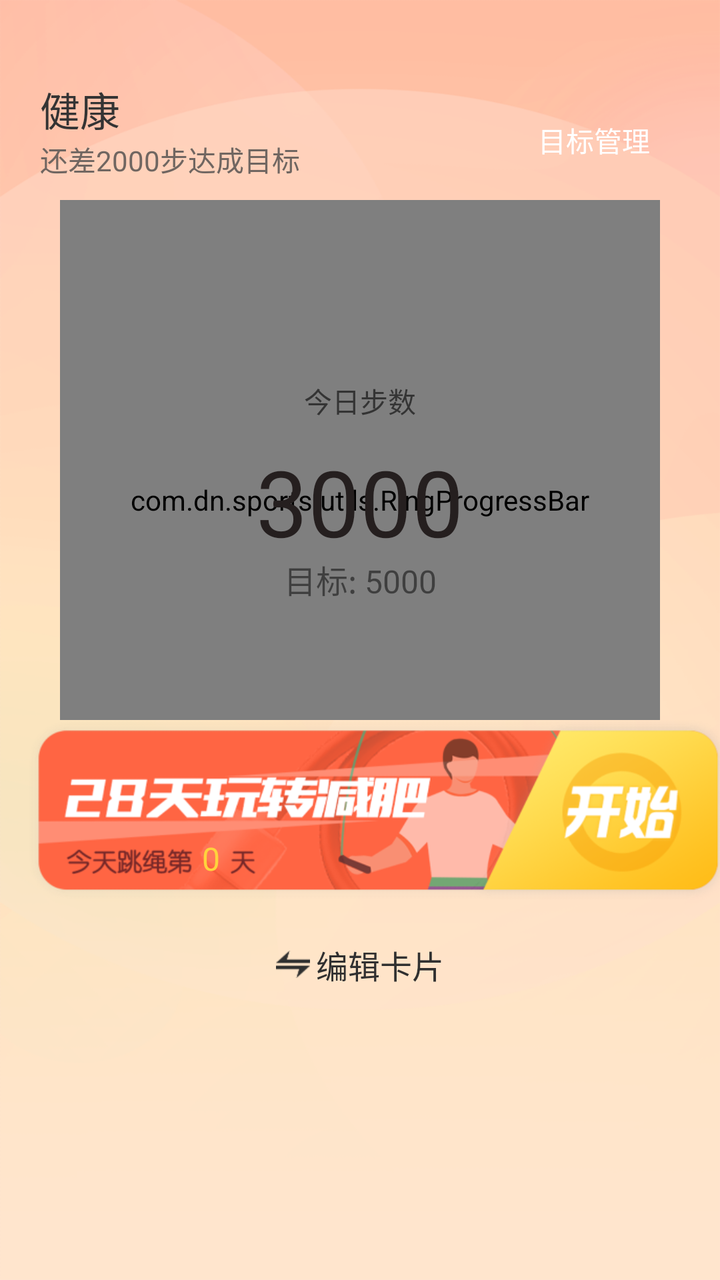
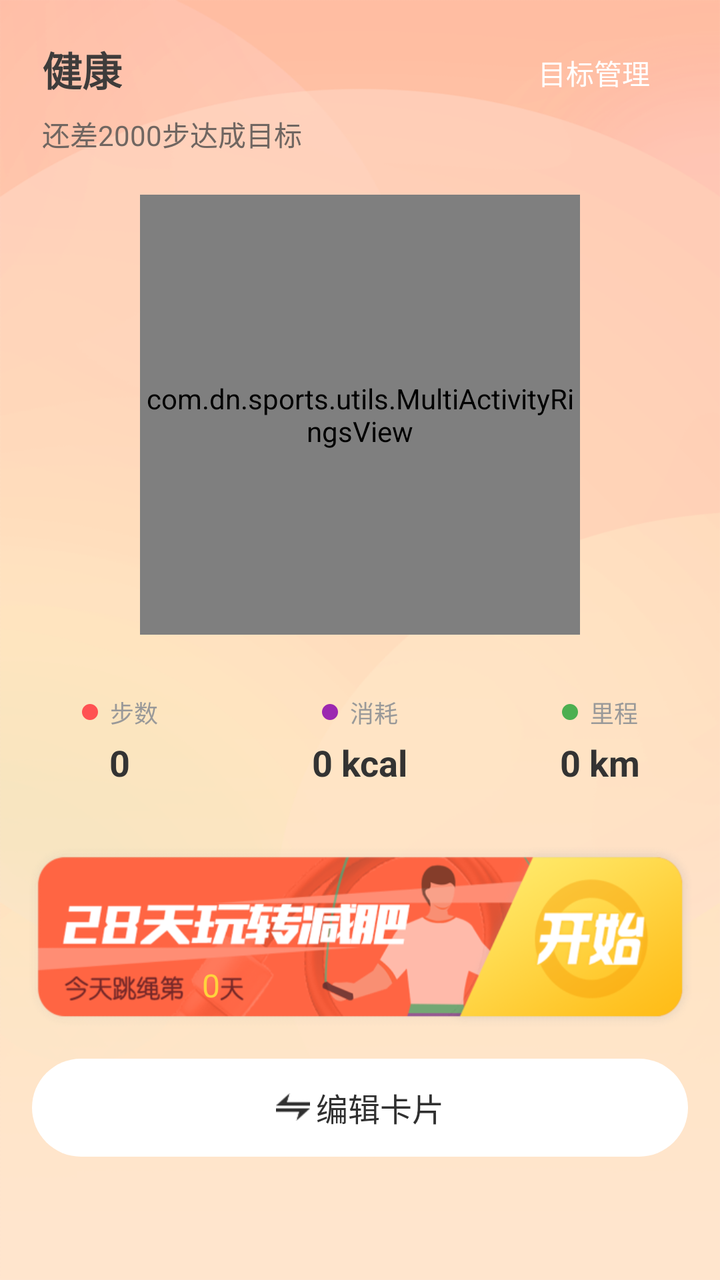

An Android layout rendered at two revisions. The XML below is the earlier revision; the diff shows what the commit changed to produce the second picture.
<!-- AndroidManifest.xml: application theme AppTheme -->
<!-- res/layout/fragment_health_home.xml -->
<?xml version="1.0" encoding="utf-8"?>
<LinearLayout xmlns:android="http://schemas.android.com/apk/res/android"
    xmlns:app="http://schemas.android.com/apk/res-auto"
    xmlns:tools="http://schemas.android.com/tools"
    android:layout_width="match_parent"
    android:layout_height="match_parent"
    android:background="@mipmap/bg_health_fg"
    android:orientation="vertical">


    <RelativeLayout

        android:layout_width="match_parent"
        android:layout_height="60dp"
        android:layout_marginLeft="20dp"
        android:layout_marginTop="40dp"
        android:layout_marginRight="20dp">

        <TextView
            android:id="@+id/tvHead"
            android:layout_width="wrap_content"
            android:layout_height="wrap_content"
            android:text="健康"
            android:textColor="#343434"
            android:textSize="20dp" />

        <TextView
            android:id="@+id/tvStep"
            android:layout_width="wrap_content"
            android:layout_height="wrap_content"
            android:layout_below="@+id/tvHead"
            android:text="还差2000步达成目标"
            android:textColor="#706661"
            android:textSize="14dp" />

        <TextView
            android:id="@+id/btMange"
            android:layout_width="wrap_content"
            android:layout_height="wrap_content"
            android:layout_alignParentRight="true"
            android:layout_centerVertical="true"
            android:gravity="center"
            android:paddingLeft="15dp"
            android:paddingTop="6dp"
            android:paddingRight="15dp"
            android:paddingBottom="6dp"
            android:text="目标管理"
            android:textColor="@color/white"
            android:textSize="14dp"
            app:bl_corners_radius="10dp"
            app:bl_solid_color="#FF7049"
            tools:background="#FF7049" />

    </RelativeLayout>


    <ScrollView
        android:layout_width="match_parent"
        android:layout_height="0dp"
        android:layout_weight="1">

        <LinearLayout
            android:id="@+id/llContent"
            android:layout_width="match_parent"
            android:layout_height="match_parent"
            android:orientation="vertical">


            <FrameLayout
                android:id="@+id/layFrame"
                android:layout_width="match_parent"
                android:layout_height="260dp">

                <com.dn.sports.utils.RingProgressBar
                    android:id="@+id/ringProgressBar"
                    android:layout_width="300dp"
                    android:layout_height="300dp"
                    android:layout_gravity="center_horizontal" />


                <TextView
                    android:layout_width="match_parent"
                    android:layout_height="wrap_content"
                    android:layout_marginTop="90dp"
                    android:gravity="center_horizontal"
                    android:text="今日步数"
                    android:textColor="#343434"
                    android:textSize="14dp" />


                <TextView
                    android:id="@+id/tvTodayNums"
                    android:layout_width="match_parent"
                    android:layout_height="wrap_content"
                    android:layout_marginTop="120dp"
                    android:gravity="center_horizontal"
                    android:text="3000"
                    android:textColor="#251F1F"
                    android:textSize="46dp" />

                <TextView
                    android:id="@+id/tvTarget"
                    android:layout_width="match_parent"
                    android:layout_height="wrap_content"
                    android:layout_marginTop="178dp"
                    android:alpha="0.5"
                    android:gravity="center_horizontal"
                    android:text="目标: 5000"
                    android:textColor="@color/black"
                    android:textSize="16dp" />


            </FrameLayout>


            <FrameLayout
                android:id="@+id/bgJumpGuild"
                android:layout_width="350dp"
                android:layout_height="90dp"
                android:layout_marginLeft="14dp"
                android:background="@mipmap/jump_entry">

                <TextView
                    android:id="@+id/tvjump"
                    android:layout_width="wrap_content"
                    android:layout_height="wrap_content"
                    android:layout_gravity="bottom"
                    android:layout_marginLeft="87dp"
                    android:layout_marginBottom="10dp"
                    android:text="0"
                    android:textColor="#FED33D"
                    android:textSize="16dp" />

            </FrameLayout>


            <LinearLayout
                android:id="@+id/layChangeOrder"
                android:layout_width="match_parent"
                android:layout_height="49dp"
                android:layout_marginLeft="16dp"
                android:layout_marginTop="8dp"
                android:layout_marginRight="16dp"
                android:layout_marginBottom="20dp"
                android:drawableLeft="@mipmap/bg_change_order"
                android:gravity="center"
                android:orientation="vertical"
                app:bl_corners_radius="26dp"
                app:bl_solid_color="@color/white">


                <TextView
                    android:id="@+id/btChangeOrder"
                    android:layout_width="wrap_content"
                    android:layout_height="wrap_content"
                    android:layout_gravity="center"
                    android:drawableLeft="@mipmap/bg_change_order"
                    android:drawablePadding="3dp"
                    android:text="编辑卡片"
                    android:textColor="#303030"
                    android:textSize="16dp" />
            </LinearLayout>
        </LinearLayout>

    </ScrollView>


</LinearLayout>
<!-- resources referenced by this layout -->
<resources>
  <color name="black">#000000</color>
  <color name="white">#FFFFFF</color>
  <!-- mipmap bg_change_order: png bitmap (mipmap-xhdpi, 632 bytes) -->
  <!-- mipmap bg_health_fg: webp bitmap (mipmap-xhdpi, 81634 bytes) -->
  <!-- mipmap jump_entry: webp bitmap (mipmap-xxhdpi, 55658 bytes) -->
  <style name="AppTheme" parent="Theme.AppCompat.Light.NoActionBar">
          
          <item name="colorPrimary">@color/colorPrimary</item>
          <item name="colorPrimaryDark">@color/colorPrimaryDark</item>
          <item name="colorAccent">@color/colorAccent</item>
      </style>
  <color name="colorPrimary">#008577</color>
  <color name="colorPrimaryDark">#00574B</color>
  <color name="colorAccent">#D81B60</color>
</resources>

<!-- the commit's change to res/layout/fragment_health_home.xml (unified diff, before → after) -->
@@ -2,6 +2,7 @@
 <LinearLayout xmlns:android="http://schemas.android.com/apk/res/android"
     xmlns:app="http://schemas.android.com/apk/res-auto"
     xmlns:tools="http://schemas.android.com/tools"
+    android:id="@+id/health_root_container"
     android:layout_width="match_parent"
     android:layout_height="match_parent"
     android:background="@mipmap/bg_health_fg"
@@ -9,29 +10,19 @@
 
 
     <RelativeLayout
-
         android:layout_width="match_parent"
-        android:layout_height="60dp"
-        android:layout_marginLeft="20dp"
-        android:layout_marginTop="40dp"
-        android:layout_marginRight="20dp">
+        android:layout_height="wrap_content"
+        android:layout_marginTop="20dp"
+        android:paddingLeft="21dp"
+        android:paddingRight="20dp">
 
         <TextView
-            android:id="@+id/tvHead"
             android:layout_width="wrap_content"
             android:layout_height="wrap_content"
             android:text="健康"
-            android:textColor="#343434"
-            android:textSize="20dp" />
-
-        <TextView
-            android:id="@+id/tvStep"
-            android:layout_width="wrap_content"
-            android:layout_height="wrap_content"
-            android:layout_below="@+id/tvHead"
-            android:text="还差2000步达成目标"
-            android:textColor="#706661"
-            android:textSize="14dp" />
+            android:textColor="#3E3C3B"
+            android:textSize="20sp"
+            android:textStyle="bold" />
 
         <TextView
             android:id="@+id/btMange"
@@ -53,6 +44,16 @@
 
     </RelativeLayout>
 
+    <TextView
+        android:id="@+id/tvStep"
+        android:layout_width="wrap_content"
+        android:layout_height="wrap_content"
+        android:layout_marginLeft="21dp"
+        android:layout_marginTop="4dp"
+        android:text="还差2000步达成目标"
+        android:textColor="#706661"
+        android:textSize="14dp" />
+
 
     <ScrollView
         android:layout_width="match_parent"
@@ -66,58 +67,146 @@
             android:orientation="vertical">
 
 
-            <FrameLayout
+            <LinearLayout
                 android:id="@+id/layFrame"
                 android:layout_width="match_parent"
-                android:layout_height="260dp">
-
-                <com.dn.sports.utils.RingProgressBar
-                    android:id="@+id/ringProgressBar"
-                    android:layout_width="300dp"
-                    android:layout_height="300dp"
-                    android:layout_gravity="center_horizontal" />
-
-
-                <TextView
+                android:layout_height="wrap_content"
+                android:gravity="center_horizontal"
+                android:orientation="vertical">
+
+                
+                <com.dn.sports.utils.MultiActivityRingsView
+                    android:id="@+id/multiRingsView"
+                    android:layout_width="220dp"
+                    android:layout_height="220dp"
+                    android:layout_marginTop="20dp" />
+
+                
+                <LinearLayout
                     android:layout_width="match_parent"
                     android:layout_height="wrap_content"
-                    android:layout_marginTop="90dp"
-                    android:gravity="center_horizontal"
-                    android:text="今日步数"
-                    android:textColor="#343434"
-                    android:textSize="14dp" />
-
-
-                <TextView
-                    android:id="@+id/tvTodayNums"
-                    android:layout_width="match_parent"
-                    android:layout_height="wrap_content"
-                    android:layout_marginTop="120dp"
-                    android:gravity="center_horizontal"
-                    android:text="3000"
-                    android:textColor="#251F1F"
-                    android:textSize="46dp" />
-
-                <TextView
-                    android:id="@+id/tvTarget"
-                    android:layout_width="match_parent"
-                    android:layout_height="wrap_content"
-                    android:layout_marginTop="178dp"
-                    android:alpha="0.5"
-                    android:gravity="center_horizontal"
-                    android:text="目标: 5000"
-                    android:textColor="@color/black"
-                    android:textSize="16dp" />
-
-
-            </FrameLayout>
+                    android:layout_marginTop="30dp"
+                    android:layout_marginBottom="20dp"
+                    android:gravity="center"
+                    android:orientation="horizontal">
+
+                    
+                    <LinearLayout
+                        android:layout_width="0dp"
+                        android:layout_height="wrap_content"
+                        android:layout_weight="1"
+                        android:gravity="center"
+                        android:orientation="vertical">
+                        <LinearLayout
+                            android:layout_width="wrap_content"
+                            android:layout_height="wrap_content"
+                            android:gravity="center_vertical"
+                            android:orientation="horizontal">
+                            <View
+                                android:layout_width="8dp"
+                                android:layout_height="8dp"
+                                android:background="@drawable/dot_red" />
+                            <TextView
+                                android:layout_width="wrap_content"
+                                android:layout_height="wrap_content"
+                                android:layout_marginLeft="6dp"
+                                android:text="步数"
+                                android:textColor="#999999"
+                                android:textSize="12sp" />
+                        </LinearLayout>
+                        <TextView
+                            android:id="@+id/tvTodayNums"
+                            android:layout_width="wrap_content"
+                            android:layout_height="wrap_content"
+                            android:layout_marginTop="4dp"
+                            android:text="0"
+                            android:textColor="#333333"
+                            android:textSize="18sp"
+                            android:textStyle="bold" />
+                    </LinearLayout>
+
+                    
+                    <LinearLayout
+                        android:layout_width="0dp"
+                        android:layout_height="wrap_content"
+                        android:layout_weight="1"
+                        android:gravity="center"
+                        android:orientation="vertical">
+                        <LinearLayout
+                            android:layout_width="wrap_content"
+                            android:layout_height="wrap_content"
+                            android:gravity="center_vertical"
+                            android:orientation="horizontal">
+                            <View
+                                android:layout_width="8dp"
+                                android:layout_height="8dp"
+                                android:background="@drawable/dot_purple" />
+                            <TextView
+                                android:layout_width="wrap_content"
+                                android:layout_height="wrap_content"
+                                android:layout_marginLeft="6dp"
+                                android:text="消耗"
+                                android:textColor="#999999"
+                                android:textSize="12sp" />
+                        </LinearLayout>
+                        <TextView
+                            android:id="@+id/tvTodayKcal"
+                            android:layout_width="wrap_content"
+                            android:layout_height="wrap_content"
+                            android:layout_marginTop="4dp"
+                            android:text="0 kcal"
+                            android:textColor="#333333"
+                            android:textSize="18sp"
+                            android:textStyle="bold" />
+                    </LinearLayout>
+
+                    
+                    <LinearLayout
+                        android:layout_width="0dp"
+                        android:layout_height="wrap_content"
+                        android:layout_weight="1"
+                        android:gravity="center"
+                        android:orientation="vertical">
+                        <LinearLayout
+                            android:layout_width="wrap_content"
+                            android:layout_height="wrap_content"
+                            android:gravity="center_vertical"
+                            android:orientation="horizontal">
+                            <View
+                                android:layout_width="8dp"
+                                android:layout_height="8dp"
+                                android:background="@drawable/dot_green" />
+                            <TextView
+                                android:layout_width="wrap_content"
+                                android:layout_height="wrap_content"
+                                android:layout_marginLeft="6dp"
+                                android:text="里程"
+                                android:textColor="#999999"
+                                android:textSize="12sp" />
+                        </LinearLayout>
+                        <TextView
+                            android:id="@+id/tvTodayDistance"
+                            android:layout_width="wrap_content"
+                            android:layout_height="wrap_content"
+                            android:layout_marginTop="4dp"
+                            android:text="0 km"
+                            android:textColor="#333333"
+                            android:textSize="18sp"
+                            android:textStyle="bold" />
+                    </LinearLayout>
+
+                </LinearLayout>
+
+            </LinearLayout>
 
 
             <FrameLayout
                 android:id="@+id/bgJumpGuild"
-                android:layout_width="350dp"
+                android:layout_width="match_parent"
                 android:layout_height="90dp"
                 android:layout_marginLeft="14dp"
+                android:layout_marginRight="14dp"
+                android:layout_marginTop="10dp"
                 android:background="@mipmap/jump_entry">
 
                 <TextView
@@ -133,21 +222,17 @@
 
             </FrameLayout>
 
-
             <LinearLayout
                 android:id="@+id/layChangeOrder"
                 android:layout_width="match_parent"
                 android:layout_height="49dp"
                 android:layout_marginLeft="16dp"
-                android:layout_marginTop="8dp"
+                android:layout_marginTop="16dp"
                 android:layout_marginRight="16dp"
-                android:layout_marginBottom="20dp"
-                android:drawableLeft="@mipmap/bg_change_order"
+                android:layout_marginBottom="30dp"
                 android:gravity="center"
-                android:orientation="vertical"
-                app:bl_corners_radius="26dp"
-                app:bl_solid_color="@color/white">
-
+                android:background="@drawable/bg_white_round_26"
+                android:orientation="vertical">
 
                 <TextView
                     android:id="@+id/btChangeOrder"
<!-- resource entries referenced after the edit -->
@@ -1,7 +1,30 @@
 <!-- resources referenced by this layout -->
 <resources>
-  <color name="black">#000000</color>
   <color name="white">#FFFFFF</color>
+  <!-- drawable bg_white_round_26 (drawable) -->
+  <?xml version="1.0" encoding="utf-8"?>
+  <shape xmlns:android="http://schemas.android.com/apk/res/android">
+      <solid android:color="@color/white" />
+      <corners android:radius="26dp" />
+  </shape>
+  <!-- drawable dot_green (drawable) -->
+  <?xml version="1.0" encoding="utf-8"?>
+  <shape xmlns:android="http://schemas.android.com/apk/res/android"
+      android:shape="oval">
+      <solid android:color="#4CAF50" />
+  </shape>
+  <!-- drawable dot_purple (drawable) -->
+  <?xml version="1.0" encoding="utf-8"?>
+  <shape xmlns:android="http://schemas.android.com/apk/res/android"
+      android:shape="oval">
+      <solid android:color="#9C27B0" />
+  </shape>
+  <!-- drawable dot_red (drawable) -->
+  <?xml version="1.0" encoding="utf-8"?>
+  <shape xmlns:android="http://schemas.android.com/apk/res/android"
+      android:shape="oval">
+      <solid android:color="#FF5252" />
+  </shape>
   <!-- mipmap bg_change_order: png bitmap (mipmap-xhdpi, 632 bytes) -->
   <!-- mipmap bg_health_fg: webp bitmap (mipmap-xhdpi, 81634 bytes) -->
   <!-- mipmap jump_entry: webp bitmap (mipmap-xxhdpi, 55658 bytes) -->
